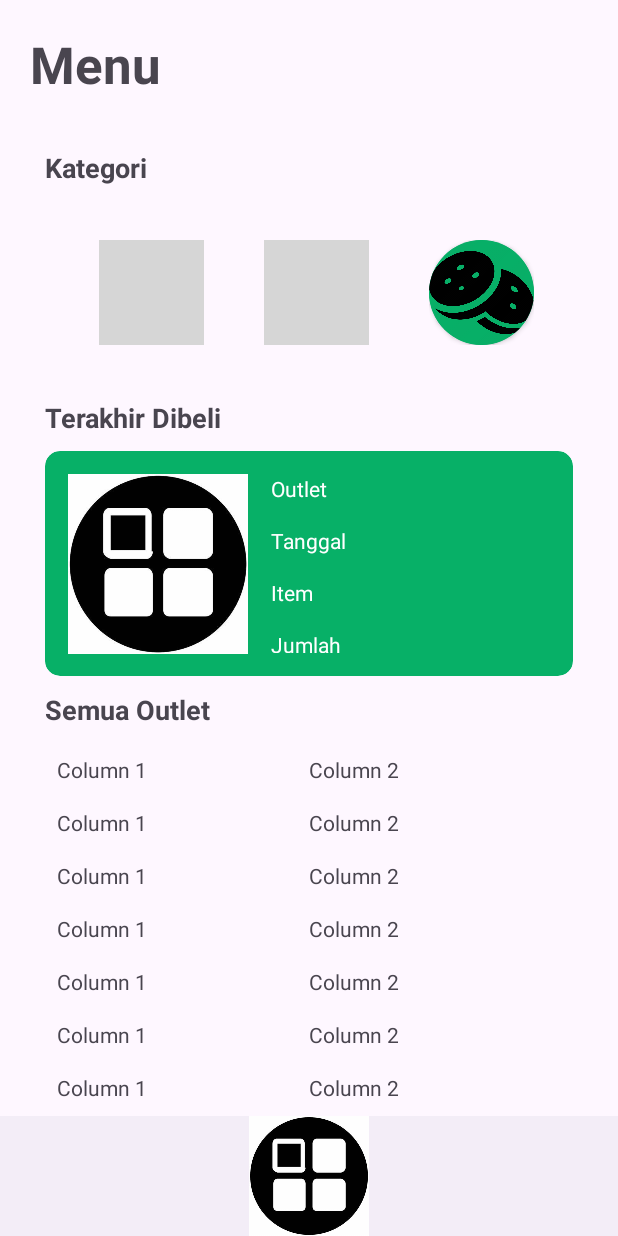
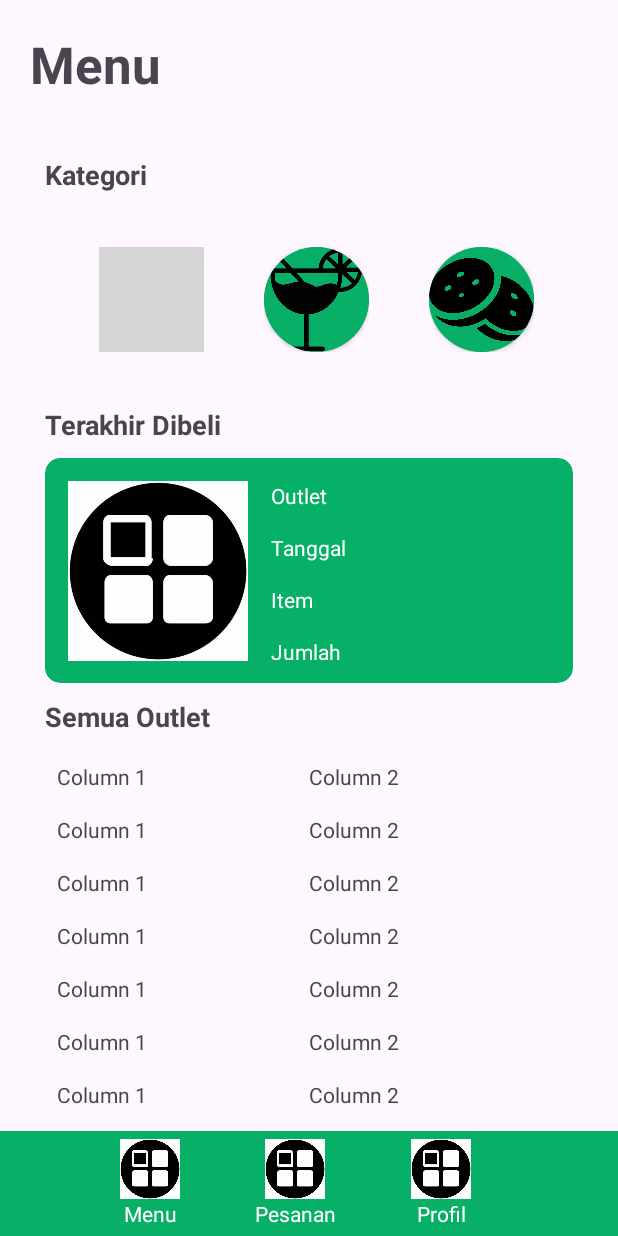
Before and after one commit to harismuj/ECanteen, an Android app: the screen it shows after launch (MainActivity), on a phone screen of 412 x 824 dp. Run offline under Robolectric (Android 15) with nearby library versions, the phone set to English and light mode, and no system bars; grey boxes are pictures that could not be loaded.

Commit message:
homepage navbar

```diff
--- a/app/src/main/res/layout/activity_main.xml
+++ b/app/src/main/res/layout/activity_main.xml
@@ -170,70 +170,94 @@
             <androidx.recyclerview.widget.RecyclerView
                 android:id="@+id/outletList"
                 android:layout_width="match_parent"
-                android:layout_height="match_parent"
+                android:layout_height="wrap_content"
                 android:layout_weight="1"
                 android:scrollbars="vertical" />
 
         </LinearLayout>
     </ScrollView>
 
-    <com.google.android.material.bottomnavigation.BottomNavigationView
+    <LinearLayout
         android:layout_width="match_parent"
-        android:layout_height="wrap_content" >
+        android:layout_height="70dp"
+        android:background="#07AF67"
+        android:orientation="horizontal"
+        android:paddingLeft="80dp"
+        android:paddingRight="50dp">
 
         <LinearLayout
-            android:layout_width="match_parent"
+            android:layout_width="wrap_content"
             android:layout_height="match_parent"
+            android:gravity="center"
             android:orientation="vertical">
 
-            <ImageView
-                android:id="@+id/imageView"
-                android:layout_width="match_parent"
-                android:layout_height="wrap_content"
+            <ImageButton
+                android:id="@+id/menuNavIcon"
+                android:layout_width="40dp"
+                android:layout_height="40dp"
+                android:background="#07AF67"
+                android:contentDescription="Menu Button"
+                android:scaleType="centerCrop"
                 android:src="@drawable/category" />
 
             <TextView
-                android:id="@+id/textView3"
+                android:id="@+id/menuNavText"
                 android:layout_width="match_parent"
                 android:layout_height="wrap_content"
-                android:text="TextView" />
+                android:text="Menu"
+                android:textAlignment="center"
+                android:textColor="#FFFFFF" />
         </LinearLayout>
 
         <LinearLayout
-            android:layout_width="match_parent"
+            android:layout_width="wrap_content"
             android:layout_height="match_parent"
+            android:layout_marginLeft="50dp"
+            android:layout_marginRight="50dp"
+            android:gravity="center"
             android:orientation="vertical">
 
-            <ImageView
-                android:id="@+id/imageView"
-                android:layout_width="match_parent"
-                android:layout_height="wrap_content"
+            <ImageButton
+                android:id="@+id/pesananNavIcon"
+                android:layout_width="40dp"
+                android:layout_height="40dp"
+                android:background="#07AF67"
+                android:contentDescription="Pesanan Button"
+                android:scaleType="centerCrop"
                 android:src="@drawable/category" />
 
             <TextView
-                android:id="@+id/textView3"
-                android:layout_width="match_parent"
+                android:id="@+id/pesananNavText"
+                android:layout_width="wrap_content"
                 android:layout_height="wrap_content"
-                android:text="TextView" />
+                android:text="Pesanan"
+                android:textAlignment="center"
+                android:textColor="#FFFFFF" />
         </LinearLayout>
 
         <LinearLayout
-            android:layout_width="match_parent"
+            android:layout_width="wrap_content"
             android:layout_height="match_parent"
+            android:gravity="center"
             android:orientation="vertical">
 
-            <ImageView
-                android:id="@+id/imageView"
-                android:layout_width="match_parent"
-                android:layout_height="wrap_content"
+            <ImageButton
+                android:id="@+id/profilNavIcon"
+                android:layout_width="40dp"
+                android:layout_height="40dp"
+                android:background="#07AF67"
+                android:contentDescription="Profil Button"
+                android:scaleType="centerCrop"
                 android:src="@drawable/category" />
 
             <TextView
-                android:id="@+id/textView3"
+                android:id="@+id/profilNavTest"
                 android:layout_width="match_parent"
                 android:layout_height="wrap_content"
-                android:text="TextView" />
+                android:text="Profil"
+                android:textAlignment="center"
+                android:textColor="#FFFFFF" />
         </LinearLayout>
-    </com.google.android.material.bottomnavigation.BottomNavigationView>
+    </LinearLayout>
 
 </LinearLayout>
```
Also changed, not shown: app/src/main/res/drawable/drink.png (added).
